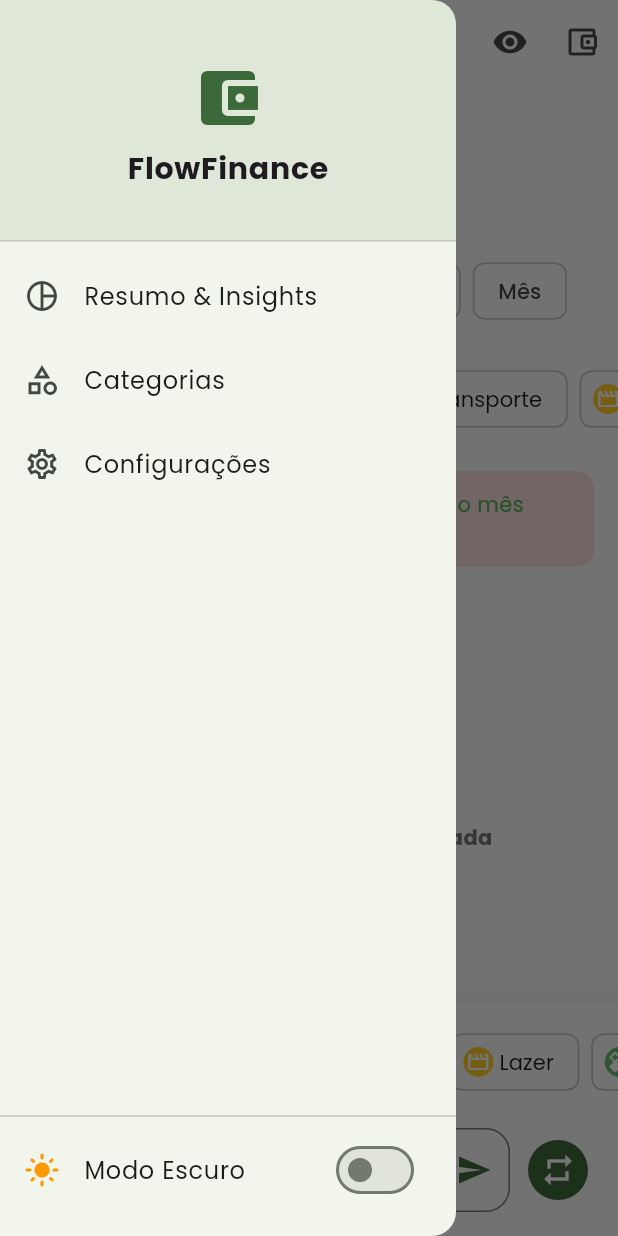
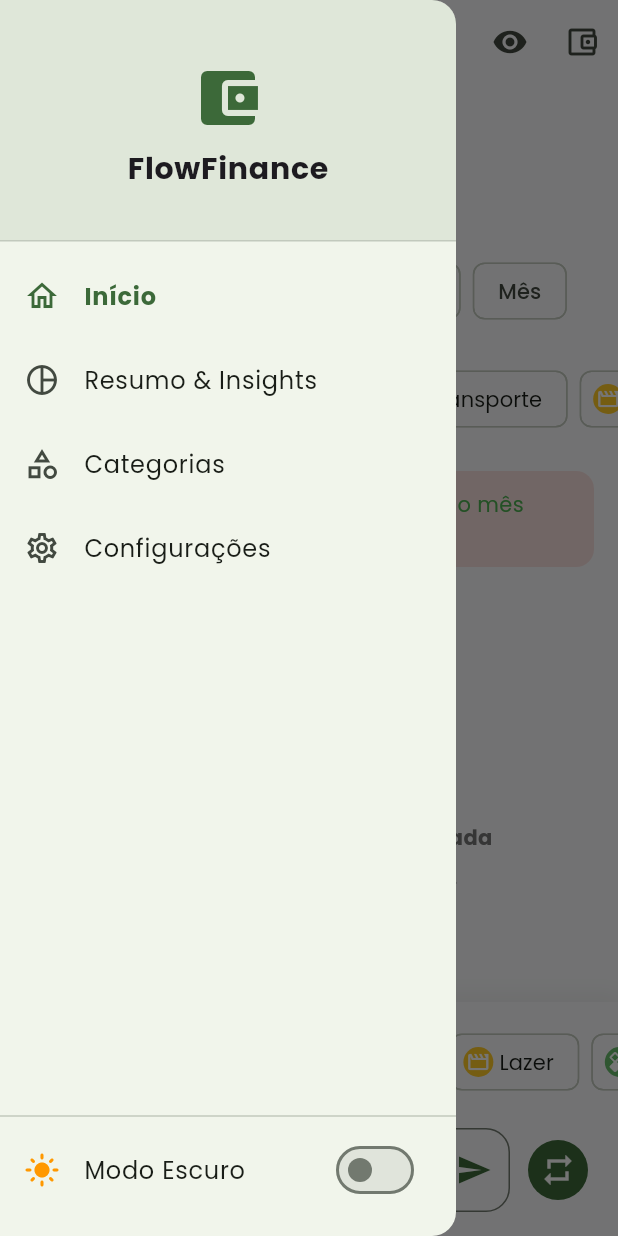
Before and after one commit to DiegoAndreLeffa/FlowFinance, a Flutter app: the screen it shows after launch, with the side drawer open, on a phone screen of 412 x 824 dp. Run offline on Flutter 3.47's test engine with Material 3 defaults, Android fonts, the phone set to English and light mode, and no system bars; our stand-ins replace diacritic, file_picker, fl_chart, flutter_local_notifications, flutter_riverpod, go_router and 4 more.

Commit message:
feat: Criar o Widget Reutilizável do Menu

```diff
--- a/lib/features/categories/categories_page.dart
+++ b/lib/features/categories/categories_page.dart
@@ -4,6 +4,7 @@ import '../../core/utils/category_icon_mapper.dart';
 import '../../core/utils/currency_formatter.dart';
 import '../../data/database/category_database_service.dart';
 import '../../data/models/category_model.dart';
+import '../../shared/widgets/main_drawer.dart';
 
 const List<IconData> _availableIcons = [
   // Comida / Bebida
@@ -216,6 +217,7 @@ class _CategoriesPageState extends State<CategoriesPage> {
   Widget build(BuildContext context) {
     return Scaffold(
       appBar: AppBar(title: const Text('Categorias')),
+      drawer: const MainDrawer(),
       body: _isLoading
           ? const Center(child: CircularProgressIndicator())
           : ListView.builder(
--- a/lib/features/home/home_page.dart
+++ b/lib/features/home/home_page.dart
@@ -14,6 +14,7 @@ import '../categories/categories_page.dart';
 import '../settings/settings_page.dart';
 import 'home_providers.dart';
 import '../../main.dart';
+import '../../shared/widgets/main_drawer.dart';
 
 class HomePage extends StatefulWidget {
   const HomePage({super.key});
@@ -455,75 +456,7 @@ class _HomePageState extends State<HomePage> {
           ),
         ],
       ),
-      drawer: Drawer(
-        child: Column(
-          children: [
-            DrawerHeader(
-              decoration: BoxDecoration(
-                color: Theme.of(context).colorScheme.primary.withOpacity(0.1),
-              ),
-              child: Center(
-                child: Column(
-                  mainAxisAlignment: MainAxisAlignment.center,
-                  children: [
-                    Icon(Icons.account_balance_wallet, size: 48, color: Theme.of(context).colorScheme.primary),
-                    const SizedBox(height: 8),
-                    const Text('FlowFinance', style: TextStyle(fontSize: 20, fontWeight: FontWeight.bold)),
-                  ],
-                ),
-              ),
-            ),
-            ListTile(
-              leading: const Icon(Icons.pie_chart_outline),
-              title: const Text('Resumo & Insights'),
-              onTap: () async {
-                Navigator.pop(context);
-                await context.push('/insights');
-                _loadTransactions();
-              },
-            ),
-            ListTile(
-              leading: const Icon(Icons.category_outlined),
-              title: const Text('Categorias'),
-              onTap: () async {
-                Navigator.pop(context);
-                await context.push('/categories');
-                _loadTransactions();
-              },
-            ),
-            ListTile(
-              leading: const Icon(Icons.settings_outlined),
-              title: const Text('Configurações'),
-              onTap: () async {
-                Navigator.pop(context);
-                await context.push('/settings');
-                _loadTransactions();
-              },
-            ),
-
-            const Spacer(),
-            const Divider(),
-
-            ValueListenableBuilder<ThemeMode>(
-              valueListenable: themeNotifier,
-              builder: (context, currentMode, child) {
-                final isDark = currentMode == ThemeMode.dark ||
-                    (currentMode == ThemeMode.system && MediaQuery.of(context).platformBrightness == Brightness.dark);
-
-                return SwitchListTile(
-                  secondary: Icon(isDark ? Icons.dark_mode : Icons.light_mode, color: isDark ? Colors.amber : Colors.orange),
-                  title: const Text('Modo Escuro'),
-                  value: isDark,
-                  onChanged: (value) {
-                    themeNotifier.value = value ? ThemeMode.dark : ThemeMode.light;
-                  },
-                );
-              },
-            ),
-            const SizedBox(height: 16),
-          ],
-        ),
-      ),
+      drawer: const MainDrawer(),
       body: GestureDetector(
         onTap: () {
           FocusManager.instance.primaryFocus?.unfocus();
--- a/lib/features/insights/insights_page.dart
+++ b/lib/features/insights/insights_page.dart
@@ -7,6 +7,7 @@ import '../../data/database/category_database_service.dart';
 import '../../data/database/database_service.dart';
 import '../../data/models/category_model.dart';
 import '../../data/models/transaction_model.dart';
+import '../../shared/widgets/main_drawer.dart';
 
 class InsightsPage extends StatefulWidget {
   const InsightsPage({super.key});
@@ -181,6 +182,7 @@ class _InsightsPageState extends State<InsightsPage> {
 
     return Scaffold(
       appBar: AppBar(title: const Text('Resumo & Insights')),
+      drawer: const MainDrawer(),
       body: SingleChildScrollView(
         padding: const EdgeInsets.all(16),
         child: Column(
--- a/lib/features/settings/settings_page.dart
+++ b/lib/features/settings/settings_page.dart
@@ -7,6 +7,7 @@ import 'package:file_picker/file_picker.dart';
 import '../../data/database/database_service.dart';
 import '../../core/security/auth_service.dart';
 import '../../core/notifications/notification_service.dart';
+import '../../shared/widgets/main_drawer.dart';
 
 class SettingsPage extends StatefulWidget {
   const SettingsPage({super.key});
@@ -135,6 +136,7 @@ class _SettingsPageState extends State<SettingsPage> {
   Widget build(BuildContext context) {
     return Scaffold(
       appBar: AppBar(title: const Text('Configurações')),
+      drawer: const MainDrawer(),
       body: SingleChildScrollView(
         padding: const EdgeInsets.all(20),
         child: Column(
--- /dev/null
+++ b/lib/shared/widgets/main_drawer.dart
@@ -0,0 +1,92 @@
+import 'package:flutter/material.dart';
+import 'package:go_router/go_router.dart';
+
+import '../../main.dart';
+
+class MainDrawer extends StatelessWidget {
+  const MainDrawer({super.key});
+
+  @override
+  Widget build(BuildContext context) {
+    final String currentRoute = GoRouterState.of(context).uri.toString();
+
+    return Drawer(
+      child: Column(
+        children: [
+          DrawerHeader(
+            decoration: BoxDecoration(
+              color: Theme.of(context).colorScheme.primary.withOpacity(0.1),
+            ),
+            child: Center(
+              child: Column(
+                mainAxisAlignment: MainAxisAlignment.center,
+                children: [
+                  Icon(Icons.account_balance_wallet, size: 48, color: Theme.of(context).colorScheme.primary),
+                  const SizedBox(height: 8),
+                  const Text('FlowFinance', style: TextStyle(fontSize: 20, fontWeight: FontWeight.bold)),
+                ],
+              ),
+            ),
+          ),
+
+          ListTile(
+            leading: Icon(Icons.home_outlined, color: currentRoute == '/' ? Theme.of(context).colorScheme.primary : null),
+            title: Text('Início', style: TextStyle(color: currentRoute == '/' ? Theme.of(context).colorScheme.primary : null, fontWeight: currentRoute == '/' ? FontWeight.bold : FontWeight.normal)),
+            onTap: () {
+              Navigator.pop(context);
+              context.go('/');
+            },
+          ),
+
+          ListTile(
+            leading: Icon(Icons.pie_chart_outline, color: currentRoute == '/insights' ? Theme.of(context).colorScheme.primary : null),
+            title: Text('Resumo & Insights', style: TextStyle(color: currentRoute == '/insights' ? Theme.of(context).colorScheme.primary : null, fontWeight: currentRoute == '/insights' ? FontWeight.bold : FontWeight.normal)),
+            onTap: () {
+              Navigator.pop(context);
+              context.go('/insights');
+            },
+          ),
+
+          ListTile(
+            leading: Icon(Icons.category_outlined, color: currentRoute == '/categories' ? Theme.of(context).colorScheme.primary : null),
+            title: Text('Categorias', style: TextStyle(color: currentRoute == '/categories' ? Theme.of(context).colorScheme.primary : null, fontWeight: currentRoute == '/categories' ? FontWeight.bold : FontWeight.normal)),
+            onTap: () {
+              Navigator.pop(context);
+              context.go('/categories');
+            },
+          ),
+
+          ListTile(
+            leading: Icon(Icons.settings_outlined, color: currentRoute == '/settings' ? Theme.of(context).colorScheme.primary : null),
+            title: Text('Configurações', style: TextStyle(color: currentRoute == '/settings' ? Theme.of(context).colorScheme.primary : null, fontWeight: currentRoute == '/settings' ? FontWeight.bold : FontWeight.normal)),
+            onTap: () {
+              Navigator.pop(context);
+              context.go('/settings');
+            },
+          ),
+
+          const Spacer(),
+          const Divider(),
+
+          ValueListenableBuilder<ThemeMode>(
+            valueListenable: themeNotifier,
+            builder: (context, currentMode, child) {
+              final isDark = currentMode == ThemeMode.dark ||
+                  (currentMode == ThemeMode.system && MediaQuery.of(context).platformBrightness == Brightness.dark);
+
+              return SwitchListTile(
+                secondary: Icon(isDark ? Icons.dark_mode : Icons.light_mode, color: isDark ? Colors.amber : Colors.orange),
+                title: const Text('Modo Escuro'),
+                value: isDark,
+                onChanged: (value) {
+                  themeNotifier.value = value ? ThemeMode.dark : ThemeMode.light;
+                },
+              );
+            },
+          ),
+          const SizedBox(height: 16),
+        ],
+      ),
+    );
+  }
+}
```
Also changed, not shown: 1 other file.
